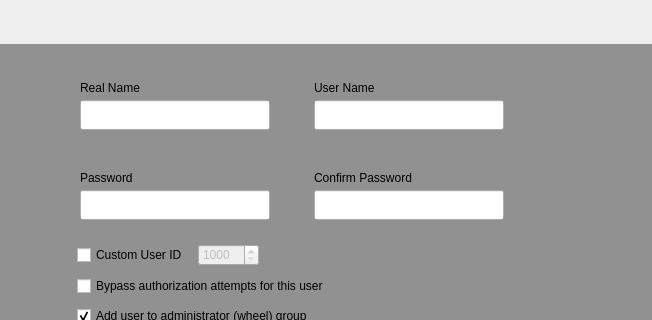
The window that branches/yali/yali-proximate/yali/gui/Ui/setupuserswidget.ui (pars-linux/uludag) describes before a commit, drawn with Qt 5; both pictures show x 119 to 771 and y 180 to 500 of the 771 by 888 pixel window.
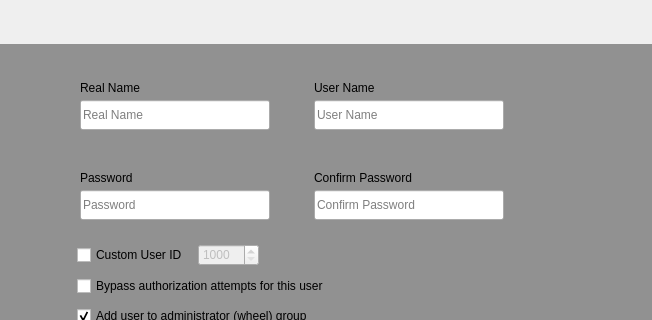
The same window after the commit. Icons and pictures are not drawn.

Commit message: root user

```diff
--- a/branches/yali/yali-proximate/yali/gui/Ui/setupuserswidget.ui
+++ b/branches/yali/yali-proximate/yali/gui/Ui/setupuserswidget.ui
@@ -366,6 +366,9 @@
               <property name="styleSheet">
                <string notr="true"/>
               </property>
+              <property name="placeholderText">
+               <string>Real Name</string>
+              </property>
              </widget>
             </item>
             <item row="1" column="2">
@@ -382,6 +385,9 @@
                 <height>30</height>
                </size>
               </property>
+              <property name="placeholderText">
+               <string>User Name</string>
+              </property>
              </widget>
             </item>
             <item row="1" column="1">
@@ -467,6 +473,9 @@
               <property name="echoMode">
                <enum>QLineEdit::Password</enum>
               </property>
+              <property name="placeholderText">
+               <string>Password</string>
+              </property>
              </widget>
             </item>
             <item row="1" column="2">
@@ -486,6 +495,9 @@
               <property name="echoMode">
                <enum>QLineEdit::Password</enum>
               </property>
+              <property name="placeholderText">
+               <string>Confirm Password</string>
+              </property>
              </widget>
             </item>
             <item row="1" column="1">
```
The commit also changes 4 other files.
